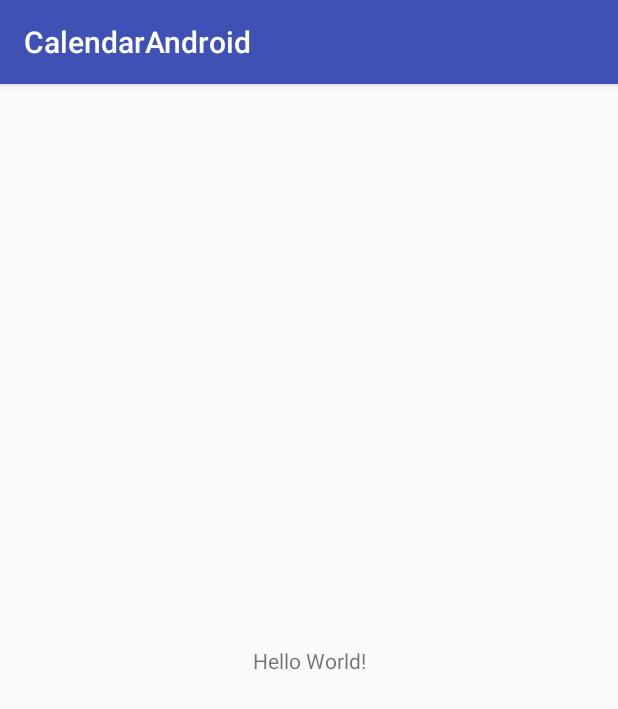
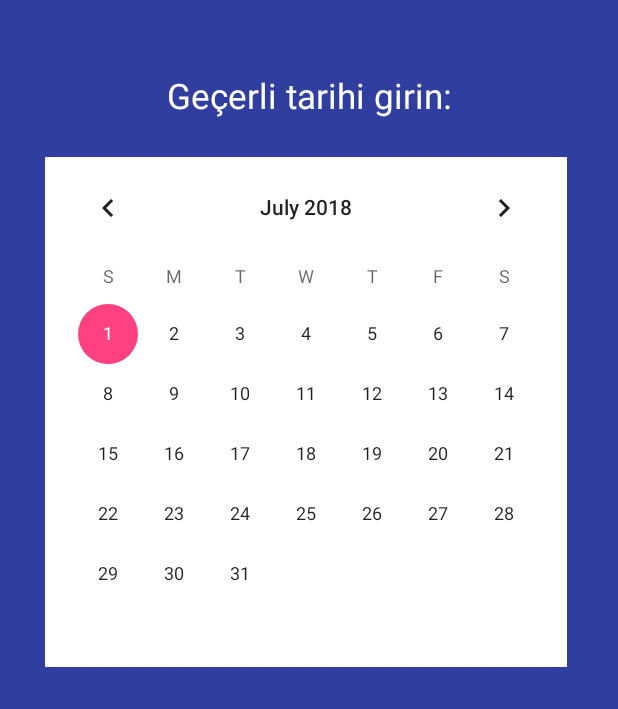
Before and after one commit to ffurkanhas/lumos-calendar-api, an Android app: the screen it shows after launch (MainActivity), on a phone screen of 412 x 824 dp. Shown: the top 709 px of the screen. Run offline under Robolectric (Android 15) with nearby library versions, the phone set to English and light mode, and no system bars.

```diff
--- a/app/src/main/AndroidManifest.xml
+++ b/app/src/main/AndroidManifest.xml
@@ -1,6 +1,9 @@
 <?xml version="1.0" encoding="utf-8"?>
 <manifest xmlns:android="http://schemas.android.com/apk/res/android"
     package="com.example.lenovo.calendarandroid">
+
+    <uses-permission android:name="android.permission.INTERNET" />
+    <uses-permission android:name="android.permission.ACCESS_NETWORK_STATE" />
 
     <application
         android:allowBackup="true"
--- a/app/src/main/java/com/example/lenovo/calendarandroid/MainActivity.java
+++ b/app/src/main/java/com/example/lenovo/calendarandroid/MainActivity.java
@@ -1,60 +1,119 @@
 package com.example.lenovo.calendarandroid;
 
-import android.support.v7.app.AppCompatActivity;
-import android.os.Bundle;
-
-import org.apache.http.HttpEntity;
-import org.apache.http.HttpResponse;
-import org.apache.http.client.methods.HttpGet;
-import org.apache.http.client.methods.HttpPost;
-import org.apache.http.entity.StringEntity;
-import org.apache.http.impl.client.DefaultHttpClient;
-import org.json.JSONObject;
 
 import java.io.BufferedReader;
+import java.io.IOException;
 import java.io.InputStream;
 import java.io.InputStreamReader;
+import org.apache.http.HttpResponse;
+import org.apache.http.client.HttpClient;
+import org.apache.http.client.methods.HttpGet;
+import org.apache.http.impl.client.DefaultHttpClient;
+import android.net.ConnectivityManager;
+import android.net.NetworkInfo;
+import android.os.AsyncTask;
+import android.os.Bundle;
+import android.util.Log;
+import android.widget.EditText;
+import android.widget.TextView;
+import android.widget.Toast;
+import android.app.Activity;
 
-public class MainActivity extends AppCompatActivity {
+public class MainActivity extends Activity {
 
+    EditText etResponse;
+    TextView tvIsConnected;
     @Override
+
+
     protected void onCreate(Bundle savedInstanceState) {
         super.onCreate(savedInstanceState);
         setContentView(R.layout.activity_main);
-    }
 
-    public static void main(String[] args){
 
-        String url = "https://lumos-calendar-api-deneme.herokuapp.com/calendars";
-
-        try{
-
-            DefaultHttpClient httpClient = new DefaultHttpClient();
-            HttpGet get = new HttpGet(url);
-            HttpEntity httpEntity = httpClient.execute(get).getEntity();
-
-            if (httpEntity != null) {
-                InputStream inputStream = httpEntity.getContent();
-                BufferedReader bufferedReader = new BufferedReader(new InputStreamReader(inputStream));
-                StringBuilder stringBuilder = new StringBuilder();
-                String line = null;
-
-                while((line= bufferedReader.readLine()) != null){
-                    stringBuilder.append(line+"n");
-                }
-                inputStream.close();
-                System.out.println(stringBuilder.toString());
-
-            }
+        /*
 
 
 
-        }catch(Exception e){
+        // get reference to the views
+        etResponse = (EditText) findViewById(R.id.etResponse);
+        tvIsConnected = (TextView) findViewById(R.id.tvIsConnected);
 
+        // check if you are connected or not
+        if(isConnected()){
+            tvIsConnected.setBackgroundColor(0xFF00CC00);
+            tvIsConnected.setText("You are conncted");
+        }
+        else{
+            tvIsConnected.setText("You are NOT conncted");
         }
 
+        // call AsynTask to perform network operation on separate thread
+        new HttpAsyncTask().execute("https://lumos-calendar-api-deneme.herokuapp.com/calendars/search/deneme");
+    }
 
+    public static String GET(String url){
+        InputStream inputStream = null;
+        String result = "";
+        try {
+
+            // create HttpClient
+            HttpClient httpclient = new DefaultHttpClient();
+
+            // make GET request to the given URL
+            HttpResponse httpResponse = httpclient.execute(new HttpGet(url));
+
+            // receive response as inputStream
+            inputStream = httpResponse.getEntity().getContent();
+
+            // convert inputstream to string
+            if(inputStream != null)
+                result = convertInputStreamToString(inputStream);
+            else
+                result = "Did not work!";
+
+        } catch (Exception e) {
+            Log.d("InputStream", e.getLocalizedMessage());
+        }
+
+        return result;
+    }
+
+    private static String convertInputStreamToString(InputStream inputStream) throws IOException{
+        BufferedReader bufferedReader = new BufferedReader( new InputStreamReader(inputStream));
+        String line = "";
+        String result = "";
+        while((line = bufferedReader.readLine()) != null)
+            result += line;
+
+        inputStream.close();
+        return result;
 
     }
 
+    public boolean isConnected(){
+        ConnectivityManager connMgr = (ConnectivityManager) getSystemService(Activity.CONNECTIVITY_SERVICE);
+        NetworkInfo networkInfo = connMgr.getActiveNetworkInfo();
+        if (networkInfo != null && networkInfo.isConnected())
+            return true;
+        else
+            return false;
+    }
+    private class HttpAsyncTask extends AsyncTask<String, Void, String> {
+        @Override
+        protected String doInBackground(String... urls) {
+
+            return GET(urls[0]);
+        }
+        // onPostExecute displays the results of the AsyncTask.
+        @Override
+        protected void onPostExecute(String result) {
+            Toast.makeText(getBaseContext(), "Received!", Toast.LENGTH_LONG).show();
+            etResponse.setText(result);
+        }
+
+        */
+    }
+
+
 }
--- a/app/src/main/res/layout/activity_main.xml
+++ b/app/src/main/res/layout/activity_main.xml
@@ -1,18 +1,54 @@
 <?xml version="1.0" encoding="utf-8"?>
-<android.support.constraint.ConstraintLayout xmlns:android="http://schemas.android.com/apk/res/android"
-    xmlns:app="http://schemas.android.com/apk/res-auto"
-    xmlns:tools="http://schemas.android.com/tools"
+<LinearLayout xmlns:android="http://schemas.android.com/apk/res/android"
     android:layout_width="match_parent"
     android:layout_height="match_parent"
-    tools:context=".MainActivity">
+    android:orientation="vertical"
+    android:background="@color/colorPrimaryDark">
 
     <TextView
+        android:id="@+id/myDate"
         android:layout_width="wrap_content"
         android:layout_height="wrap_content"
-        android:text="Hello World!"
-        app:layout_constraintBottom_toBottomOf="parent"
-        app:layout_constraintLeft_toLeftOf="parent"
-        app:layout_constraintRight_toRightOf="parent"
-        app:layout_constraintTop_toTopOf="parent" />
+        android:layout_gravity="center_horizontal"
+        android:textColor="#FFF"
+        android:textSize="23sp"
+        android:layout_marginBottom="5dp"
+        android:text="Geçerli tarihi girin:"
+        android:layout_marginTop="48dp"/>
 
-</android.support.constraint.ConstraintLayout>
+    <LinearLayout
+        android:layout_width="300dp"
+        android:layout_height="wrap_content"></LinearLayout>
+
+    <CalendarView
+        android:id="@+id/calendarView"
+        android:layout_marginLeft="30dp"
+        android:layout_width="wrap_content"
+        android:background="#FFF"
+        android:layout_marginTop="20dp"
+        android:layout_height="340dp"></CalendarView>
+
+
+
+<!--
+   <TextView
+        android:id="@+id/tvIsConnected"
+        android:layout_width="wrap_content"
+        android:layout_height="wrap_content"
+        android:layout_gravity="center_horizontal"
+        android:background="#FF0000"
+        android:textColor="#FFF"
+        android:textSize="18dp"
+        android:layout_marginBottom="5dp"
+        android:text="is connected? " />
+
+    <EditText
+        android:id="@+id/etResponse"
+        android:layout_width="match_parent"
+        android:layout_height="fill_parent"
+        android:ems="10"
+        android:layout_marginTop="10dp"
+        android:inputType="textMultiLine" >\
+        <requestFocus />
+    </EditText>  -->
+</LinearLayout>
--- a/app/src/main/res/values/styles.xml
+++ b/app/src/main/res/values/styles.xml
@@ -1,7 +1,7 @@
 <resources>
 
     <!-- Base application theme. -->
-    <style name="AppTheme" parent="Theme.AppCompat.Light.DarkActionBar">
+    <style name="AppTheme" parent="Theme.AppCompat.Light.NoActionBar">
         <!-- Customize your theme here. -->
         <item name="colorPrimary">@color/colorPrimary</item>
         <item name="colorPrimaryDark">@color/colorPrimaryDark</item>
```
